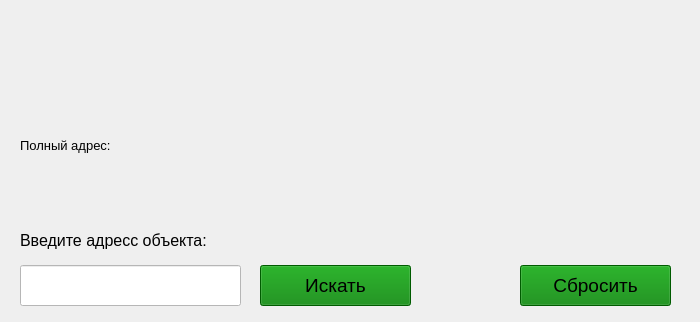
First picture: the form in Map.ui, repository Alexandr-Gavrin/MapAPI, before the edit; both pictures show x 0 to 700 and y 375 to 697 of the 700 by 697 pixel window.
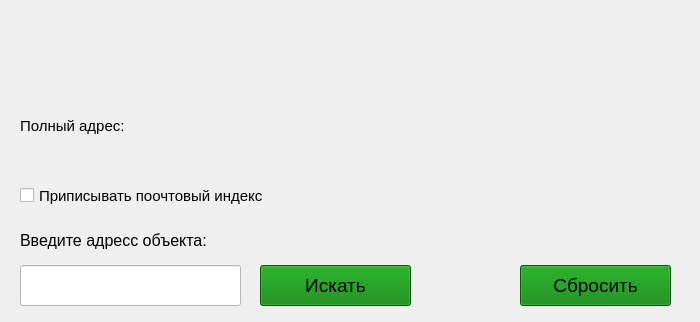
Second picture: the form after the edit.

Commit message: Большая задача по Maps API. Часть №9

```diff
--- a/Map.ui
+++ b/Map.ui
@@ -162,20 +162,38 @@
    <property name="geometry">
     <rect>
      <x>20</x>
-     <y>500</y>
-     <width>641</width>
+     <y>480</y>
+     <width>651</width>
      <height>41</height>
     </rect>
    </property>
    <property name="font">
     <font>
-     <pointsize>10</pointsize>
+     <pointsize>11</pointsize>
     </font>
    </property>
    <property name="text">
     <string>Полный адрес:</string>
    </property>
   </widget>
+  <widget class="QCheckBox" name="adress_2">
+   <property name="geometry">
+    <rect>
+     <x>20</x>
+     <y>550</y>
+     <width>291</width>
+     <height>41</height>
+    </rect>
+   </property>
+   <property name="font">
+    <font>
+     <pointsize>11</pointsize>
+    </font>
+   </property>
+   <property name="text">
+    <string>Приписывать поочтовый индекс</string>
+   </property>
+  </widget>
  </widget>
  <resources/>
  <connections/>
```
The commit also changes 1 other file.
